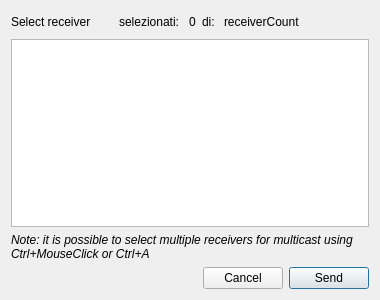
This is src/ui/receiverselectordialog.ui in techlab4kids-apps/LAN-Share as Qt 5 draws it before an edit. The edited form follows.
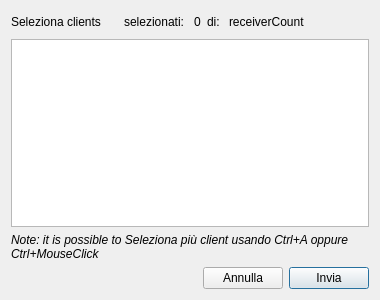
This is the edited form. Icons and pictures are not drawn.

The edit to the form file:
```diff
--- a/src/ui/receiverselectordialog.ui
+++ b/src/ui/receiverselectordialog.ui
@@ -41,7 +41,7 @@
      <item>
       <widget class="QLabel" name="label">
        <property name="text">
-        <string>Select receiver</string>
+        <string>Seleziona clients</string>
        </property>
       </widget>
      </item>
@@ -142,7 +142,7 @@
       </font>
      </property>
      <property name="text">
-      <string>Note: it is possible to select multiple receivers for multicast using Ctrl+MouseClick or Ctrl+A</string>
+      <string>Note: it is possible to Seleziona più client usando Ctrl+A oppure Ctrl+MouseClick </string>
      </property>
      <property name="wordWrap">
       <bool>true</bool>
@@ -167,14 +167,14 @@
      <item>
       <widget class="QPushButton" name="pushButton_2">
        <property name="text">
-        <string>Cancel</string>
+        <string>Annulla</string>
        </property>
       </widget>
      </item>
      <item>
       <widget class="QPushButton" name="pushButton">
        <property name="text">
-        <string>Send</string>
+        <string>Invia</string>
        </property>
        <property name="default">
         <bool>true</bool>
```
